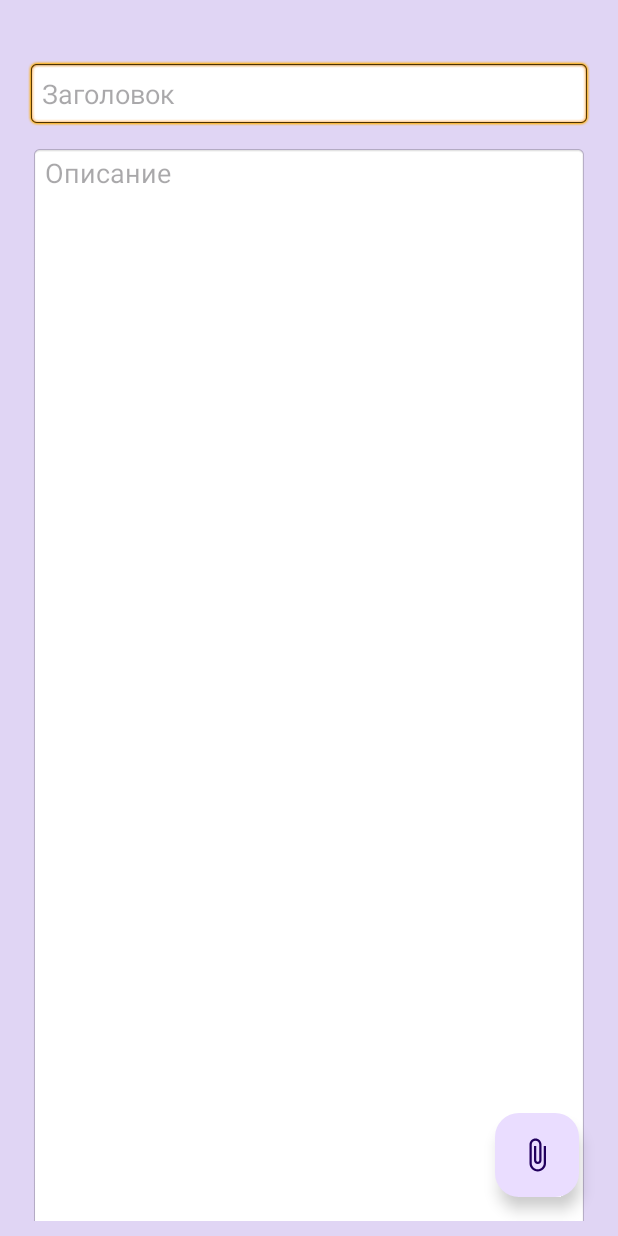
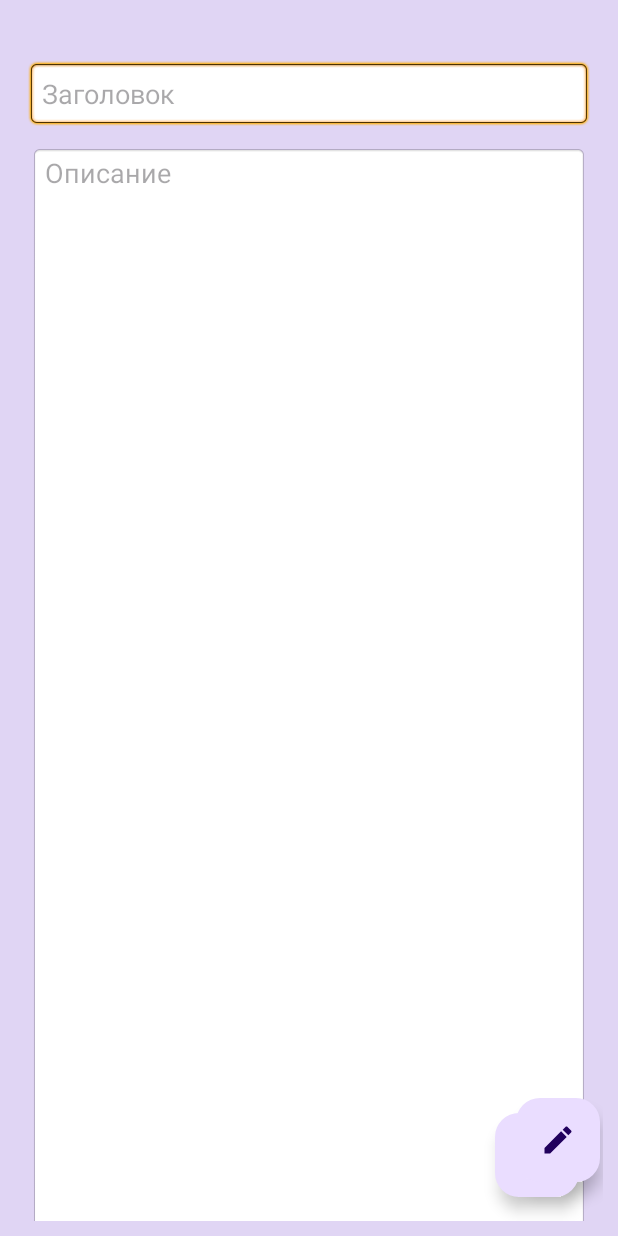
Before and after one commit to VladaZh/Notes, an Android app: the layout edit_activity.xml on its own in the app's theme, with its tools: preview values and no code run, on a phone screen of 412 x 824 dp. Run offline under Robolectric (Android 15) with nearby library versions, the phone set to English and light mode, and no system bars.

```diff
--- a/app/src/main/java/com/example/notes/db/MyAdapter.kt
+++ b/app/src/main/java/com/example/notes/db/MyAdapter.kt
@@ -25,6 +25,7 @@ class MyAdapter (listMain : ArrayList<ListItem>, contextM: Context): RecyclerVie
                     putExtra(MyIntentConstants.I_TITLE_KEY, item.title)
                     putExtra(MyIntentConstants.I_DESC_KEY, item.desc)
                     putExtra(MyIntentConstants.I_URI_KEY, item.uri)
+                    putExtra(MyIntentConstants.I_ID_KEY, item.id)
                 }
                 context.startActivity(intent)
 
--- a/app/src/main/java/com/example/notes/db/MyIntentConstants.kt
+++ b/app/src/main/java/com/example/notes/db/MyIntentConstants.kt
@@ -4,4 +4,5 @@ object MyIntentConstants {
     const val I_TITLE_KEY = "title_key"
     const val I_DESC_KEY = "desc_key"
     const val I_URI_KEY = "uri_key"
+    const val I_ID_KEY = "id_key"
 }
--- /dev/null
+++ b/app/src/main/res/color/edit_text_color_state.xml
@@ -0,0 +1,5 @@
+<?xml version="1.0" encoding="utf-8"?>
+<selector xmlns:android="http://schemas.android.com/apk/res/android">
+    <item android:color="@color/black"></item>
+    <item android:state_enabled="false" android:color="@color/black"></item>
+</selector>
--- a/app/src/main/res/layout/edit_activity.xml
+++ b/app/src/main/res/layout/edit_activity.xml
@@ -8,6 +8,8 @@
     android:background="#E0D5F4"
     android:padding="10dp"
     tools:context=".EditActivity">
+
+
 
     <EditText
         android:id="@+id/edTitle"
@@ -21,6 +23,7 @@
         android:hint="@string/ed_title_hint"
         android:inputType="text"
         android:padding="10dp"
+        android:textColor="@color/edit_text_color_state"
         app:layout_constraintEnd_toEndOf="parent"
         app:layout_constraintHorizontal_bias="0.0"
         app:layout_constraintStart_toStartOf="parent"
@@ -31,9 +34,9 @@
         android:layout_width="match_parent"
         android:layout_height="730dp"
         android:layout_marginTop="12dp"
+        android:fillViewport="true"
         android:paddingLeft="10dp"
         android:paddingRight="10dp"
-        android:fillViewport="true"
         app:layout_constraintTop_toBottomOf="@+id/edTitle"
         tools:layout_editor_absoluteX="10dp">
 
@@ -47,7 +50,8 @@
             android:hint="@string/ed_desc_hint"
             android:inputType="text|textMultiLine"
             android:paddingStart="10dp"
-            android:scrollbars="vertical"/>
+            android:scrollbars="vertical"
+            android:textColor="@color/edit_text_color_state" />
     </ScrollView>
 
     <com.google.android.material.floatingactionbutton.FloatingActionButton
@@ -135,4 +139,16 @@
             app:srcCompat="@drawable/ic_pen" />
     </androidx.constraintlayout.widget.ConstraintLayout>
 
+    <com.google.android.material.floatingactionbutton.FloatingActionButton
+        android:id="@+id/fbEdit"
+        android:layout_width="wrap_content"
+        android:layout_height="wrap_content"
+        android:layout_marginEnd="2dp"
+        android:layout_marginBottom="26dp"
+        android:clickable="true"
+        android:onClick="onEditEnable"
+        app:layout_constraintBottom_toBottomOf="parent"
+        app:layout_constraintEnd_toEndOf="@+id/scrollView"
+        app:srcCompat="@drawable/ic_pen" />
+
 </androidx.constraintlayout.widget.ConstraintLayout>
```
Also changed, not shown: app/src/main/java/com/example/notes/EditActivity.kt (+30 -1 lines), app/src/main/java/com/example/notes/db/MyDbManager.kt (+11 -0 lines).
